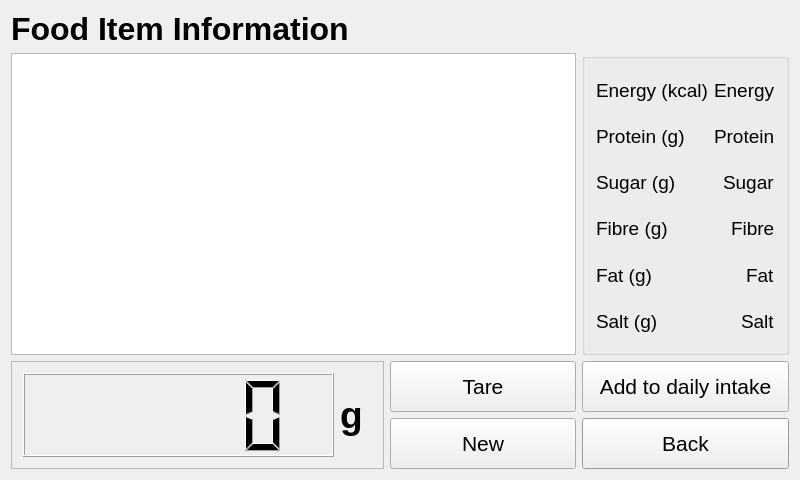
This is v2.1/qt/foodInformation/foodinformation.ui in twschung/IoT-Smart-Scale as Qt 5 draws it before an edit. The edited form follows.
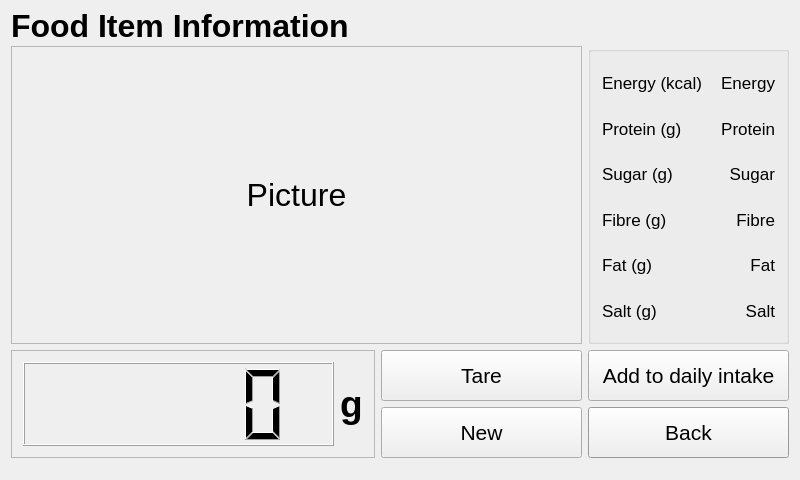
This is the edited form.

The edit to the form file:
```diff
--- a/v2.1/qt/foodInformation/foodinformation.ui
+++ b/v2.1/qt/foodInformation/foodinformation.ui
@@ -18,8 +18,8 @@
   <property name="windowTitle">
    <string>foodInformation</string>
   </property>
-  <layout class="QGridLayout" name="gridLayout">
-   <item row="0" column="0" colspan="2">
+  <layout class="QGridLayout" name="gridLayout_3">
+   <item row="0" column="0">
     <widget class="QLabel" name="lbl_title">
      <property name="minimumSize">
       <size>
@@ -40,236 +40,20 @@
      </property>
     </widget>
    </item>
-   <item row="2" column="0" rowspan="3" colspan="2">
-    <widget class="QFrame" name="frame_lcd">
-     <property name="minimumSize">
-      <size>
-       <width>321</width>
-       <height>101</height>
-      </size>
-     </property>
+   <item row="1" column="0" colspan="2">
+    <widget class="QLabel" name="lbl_foodPic">
      <property name="frameShape">
       <enum>QFrame::StyledPanel</enum>
      </property>
-     <property name="frameShadow">
-      <enum>QFrame::Raised</enum>
-     </property>
-     <layout class="QGridLayout" name="gridLayout_2">
-      <item row="0" column="0">
-       <widget class="QLCDNumber" name="lcd_number">
-        <property name="minimumSize">
-         <size>
-          <width>311</width>
-          <height>81</height>
-         </size>
-        </property>
-       </widget>
-      </item>
-      <item row="0" column="1">
-       <widget class="QLabel" name="lbl_g">
-        <property name="minimumSize">
-         <size>
-          <width>21</width>
-          <height>41</height>
-         </size>
-        </property>
-        <property name="font">
-         <font>
-          <family>Helvetica Neue</family>
-          <pointsize>28</pointsize>
-          <weight>75</weight>
-          <bold>true</bold>
-         </font>
-        </property>
-        <property name="text">
-         <string>g</string>
-        </property>
-       </widget>
-      </item>
-     </layout>
-    </widget>
-   </item>
-   <item row="2" column="2" rowspan="2">
-    <widget class="QPushButton" name="btn_tare">
-     <property name="minimumSize">
-      <size>
-       <width>101</width>
-       <height>51</height>
-      </size>
-     </property>
-     <property name="font">
-      <font>
-       <family>Helvetica Neue</family>
-       <pointsize>16</pointsize>
-      </font>
-     </property>
      <property name="text">
-      <string>Tare</string>
+      <string>Picture</string>
      </property>
-    </widget>
-   </item>
-   <item row="2" column="3" rowspan="2">
-    <widget class="QPushButton" name="btn_addIntake">
-     <property name="minimumSize">
-      <size>
-       <width>161</width>
-       <height>51</height>
-      </size>
+     <property name="alignment">
+      <set>Qt::AlignCenter</set>
      </property>
-     <property name="font">
-      <font>
-       <family>Helvetica Neue</family>
-       <pointsize>16</pointsize>
-      </font>
-     </property>
-     <property name="text">
-      <string>Add to daily intake</string>
-     </property>
     </widget>
    </item>
-   <item row="4" column="2">
-    <widget class="QPushButton" name="btn_new">
-     <property name="minimumSize">
-      <size>
-       <width>101</width>
-       <height>51</height>
-      </size>
-     </property>
-     <property name="font">
-      <font>
-       <family>Helvetica Neue</family>
-       <pointsize>16</pointsize>
-      </font>
-     </property>
-     <property name="text">
-      <string>New</string>
-     </property>
-    </widget>
-   </item>
-   <item row="4" column="3">
-    <widget class="QPushButton" name="btn_back">
-     <property name="minimumSize">
-      <size>
-       <width>161</width>
-       <height>51</height>
-      </size>
-     </property>
-     <property name="palette">
-      <palette>
-       <active>
-        <colorrole role="Light">
-         <brush brushstyle="SolidPattern">
-          <color alpha="255">
-           <red>249</red>
-           <green>249</green>
-           <blue>249</blue>
-          </color>
-         </brush>
-        </colorrole>
-        <colorrole role="Base">
-         <brush brushstyle="SolidPattern">
-          <color alpha="255">
-           <red>255</red>
-           <green>255</green>
-           <blue>255</blue>
-          </color>
-         </brush>
-        </colorrole>
-        <colorrole role="Window">
-         <brush brushstyle="SolidPattern">
-          <color alpha="255">
-           <red>214</red>
-           <green>214</green>
-           <blue>214</blue>
-          </color>
-         </brush>
-        </colorrole>
-       </active>
-       <inactive>
-        <colorrole role="Light">
-         <brush brushstyle="SolidPattern">
-          <color alpha="255">
-           <red>249</red>
-           <green>249</green>
-           <blue>249</blue>
-          </color>
-         </brush>
-        </colorrole>
-        <colorrole role="Base">
-         <brush brushstyle="SolidPattern">
-          <color alpha="255">
-           <red>255</red>
-           <green>255</green>
-           <blue>255</blue>
-          </color>
-         </brush>
-        </colorrole>
-        <colorrole role="Window">
-         <brush brushstyle="SolidPattern">
-          <color alpha="255">
-           <red>214</red>
-           <green>214</green>
-           <blue>214</blue>
-          </color>
-         </brush>
-        </colorrole>
-       </inactive>
-       <disabled>
-        <colorrole role="Light">
-         <brush brushstyle="SolidPattern">
-          <color alpha="255">
-           <red>249</red>
-           <green>249</green>
-           <blue>249</blue>
-          </color>
-         </brush>
-        </colorrole>
-        <colorrole role="Base">
-         <brush brushstyle="SolidPattern">
-          <color alpha="255">
-           <red>214</red>
-           <green>214</green>
-           <blue>214</blue>
-          </color>
-         </brush>
-        </colorrole>
-        <colorrole role="Window">
-         <brush brushstyle="SolidPattern">
-          <color alpha="255">
-           <red>214</red>
-           <green>214</green>
-           <blue>214</blue>
-          </color>
-         </brush>
-        </colorrole>
-       </disabled>
-      </palette>
-     </property>
-     <property name="font">
-      <font>
-       <family>Helvetica Neue</family>
-       <pointsize>16</pointsize>
-      </font>
-     </property>
-     <property name="text">
-      <string>Back</string>
-     </property>
-    </widget>
-   </item>
-   <item row="1" column="0" colspan="3">
-    <widget class="QGraphicsView" name="pic_foodItem">
-     <property name="minimumSize">
-      <size>
-       <width>441</width>
-       <height>271</height>
-      </size>
-     </property>
-     <property name="frameShadow">
-      <enum>QFrame::Raised</enum>
-     </property>
-    </widget>
-   </item>
-   <item row="1" column="3">
+   <item row="1" column="2">
     <widget class="QGroupBox" name="grpBx_nutriInfo">
      <property name="minimumSize">
       <size>
@@ -280,13 +64,19 @@
      <property name="title">
       <string/>
      </property>
-     <layout class="QGridLayout" name="gridLayout_3">
+     <layout class="QGridLayout" name="gridLayout">
       <item row="0" column="0">
        <widget class="QLabel" name="lbl_energy">
+        <property name="minimumSize">
+         <size>
+          <width>91</width>
+          <height>16</height>
+         </size>
+        </property>
         <property name="font">
          <font>
           <family>Helvetica Neue</family>
-          <pointsize>14</pointsize>
+          <pointsize>13</pointsize>
          </font>
         </property>
         <property name="text">
@@ -294,25 +84,34 @@
         </property>
        </widget>
       </item>
-      <item row="0" column="1" alignment="Qt::AlignRight">
+      <item row="0" column="1">
        <widget class="QLabel" name="lbl_evergyVal">
         <property name="font">
          <font>
           <family>Helvetica Neue</family>
-          <pointsize>14</pointsize>
+          <pointsize>13</pointsize>
          </font>
         </property>
         <property name="text">
          <string>Energy</string>
         </property>
+        <property name="alignment">
+         <set>Qt::AlignRight|Qt::AlignTrailing|Qt::AlignVCenter</set>
+        </property>
        </widget>
       </item>
       <item row="1" column="0">
        <widget class="QLabel" name="lbl_protein">
+        <property name="minimumSize">
+         <size>
+          <width>91</width>
+          <height>16</height>
+         </size>
+        </property>
         <property name="font">
          <font>
           <family>Helvetica Neue</family>
-          <pointsize>14</pointsize>
+          <pointsize>13</pointsize>
          </font>
         </property>
         <property name="text">
@@ -320,25 +119,34 @@
         </property>
        </widget>
       </item>
-      <item row="1" column="1" alignment="Qt::AlignRight">
+      <item row="1" column="1">
        <widget class="QLabel" name="lbl_proteinVal">
         <property name="font">
          <font>
           <family>Helvetica Neue</family>
-          <pointsize>14</pointsize>
+          <pointsize>13</pointsize>
          </font>
         </property>
         <property name="text">
          <string>Protein</string>
         </property>
+        <property name="alignment">
+         <set>Qt::AlignRight|Qt::AlignTrailing|Qt::AlignVCenter</set>
+        </property>
        </widget>
       </item>
       <item row="2" column="0">
        <widget class="QLabel" name="lbl_sugar">
+        <property name="minimumSize">
+         <size>
+          <width>91</width>
+          <height>16</height>
+         </size>
+        </property>
         <property name="font">
          <font>
           <family>Helvetica Neue</family>
-          <pointsize>14</pointsize>
+          <pointsize>13</pointsize>
          </font>
         </property>
         <property name="text">
@@ -346,38 +154,34 @@
         </property>
        </widget>
       </item>
-      <item row="4" column="1" alignment="Qt::AlignRight">
-       <widget class="QLabel" name="lbl_fatVal">
-        <property name="font">
-         <font>
-          <family>Helvetica Neue</family>
-          <pointsize>14</pointsize>
-         </font>
-        </property>
-        <property name="text">
-         <string>Fat</string>
-        </property>
-       </widget>
-      </item>
-      <item row="2" column="1" alignment="Qt::AlignRight">
+      <item row="2" column="1">
        <widget class="QLabel" name="lbl_sugarVal">
         <property name="font">
          <font>
           <family>Helvetica Neue</family>
-          <pointsize>14</pointsize>
+          <pointsize>13</pointsize>
          </font>
         </property>
         <property name="text">
          <string>Sugar</string>
         </property>
+        <property name="alignment">
+         <set>Qt::AlignRight|Qt::AlignTrailing|Qt::AlignVCenter</set>
+        </property>
        </widget>
       </item>
       <item row="3" column="0">
        <widget class="QLabel" name="lbl_fibre">
+        <property name="minimumSize">
+         <size>
+          <width>91</width>
+          <height>16</height>
+         </size>
+        </property>
         <property name="font">
          <font>
           <family>Helvetica Neue</family>
-          <pointsize>14</pointsize>
+          <pointsize>13</pointsize>
          </font>
         </property>
         <property name="text">
@@ -385,25 +189,34 @@
         </property>
        </widget>
       </item>
-      <item row="3" column="1" alignment="Qt::AlignRight">
+      <item row="3" column="1">
        <widget class="QLabel" name="lbl_fibreVal">
         <property name="font">
          <font>
           <family>Helvetica Neue</family>
-          <pointsize>14</pointsize>
+          <pointsize>13</pointsize>
          </font>
         </property>
         <property name="text">
          <string>Fibre</string>
         </property>
+        <property name="alignment">
+         <set>Qt::AlignRight|Qt::AlignTrailing|Qt::AlignVCenter</set>
+        </property>
        </widget>
       </item>
       <item row="4" column="0">
        <widget class="QLabel" name="lbl_fat">
+        <property name="minimumSize">
+         <size>
+          <width>91</width>
+          <height>16</height>
+         </size>
+        </property>
         <property name="font">
          <font>
           <family>Helvetica Neue</family>
-          <pointsize>14</pointsize>
+          <pointsize>13</pointsize>
          </font>
         </property>
         <property name="text">
@@ -411,12 +224,34 @@
         </property>
        </widget>
       </item>
+      <item row="4" column="1">
+       <widget class="QLabel" name="lbl_fatVal">
+        <property name="font">
+         <font>
+          <family>Helvetica Neue</family>
+          <pointsize>13</pointsize>
+         </font>
+        </property>
+        <property name="text">
+         <string>Fat</string>
+        </property>
+        <property name="alignment">
+         <set>Qt::AlignRight|Qt::AlignTrailing|Qt::AlignVCenter</set>
+        </property>
+       </widget>
+      </item>
       <item row="5" column="0">
        <widget class="QLabel" name="lbl_salt">
+        <property name="minimumSize">
+         <size>
+          <width>91</width>
+          <height>16</height>
+         </size>
+        </property>
         <property name="font">
          <font>
           <family>Helvetica Neue</family>
-          <pointsize>14</pointsize>
+          <pointsize>13</pointsize>
          </font>
         </property>
         <property name="text">
@@ -424,22 +259,254 @@
         </property>
        </widget>
       </item>
-      <item row="5" column="1" alignment="Qt::AlignRight">
+      <item row="5" column="1">
        <widget class="QLabel" name="lbl_saltVal">
         <property name="font">
          <font>
           <family>Helvetica Neue</family>
-          <pointsize>14</pointsize>
+          <pointsize>13</pointsize>
          </font>
         </property>
         <property name="text">
          <string>Salt</string>
         </property>
+        <property name="alignment">
+         <set>Qt::AlignRight|Qt::AlignTrailing|Qt::AlignVCenter</set>
+        </property>
        </widget>
       </item>
      </layout>
     </widget>
    </item>
+   <item row="2" column="0" rowspan="2">
+    <widget class="QFrame" name="frame_lcd">
+     <property name="minimumSize">
+      <size>
+       <width>321</width>
+       <height>101</height>
+      </size>
+     </property>
+     <property name="frameShape">
+      <enum>QFrame::StyledPanel</enum>
+     </property>
+     <property name="frameShadow">
+      <enum>QFrame::Raised</enum>
+     </property>
+     <layout class="QGridLayout" name="gridLayout_2">
+      <item row="0" column="0">
+       <widget class="QLCDNumber" name="lcd_number">
+        <property name="minimumSize">
+         <size>
+          <width>311</width>
+          <height>81</height>
+         </size>
+        </property>
+       </widget>
+      </item>
+      <item row="0" column="1">
+       <widget class="QLabel" name="lbl_g">
+        <property name="minimumSize">
+         <size>
+          <width>21</width>
+          <height>41</height>
+         </size>
+        </property>
+        <property name="font">
+         <font>
+          <family>Helvetica Neue</family>
+          <pointsize>28</pointsize>
+          <weight>75</weight>
+          <bold>true</bold>
+         </font>
+        </property>
+        <property name="text">
+         <string>g</string>
+        </property>
+       </widget>
+      </item>
+     </layout>
+    </widget>
+   </item>
+   <item row="2" column="1">
+    <widget class="QPushButton" name="btn_tare">
+     <property name="minimumSize">
+      <size>
+       <width>101</width>
+       <height>51</height>
+      </size>
+     </property>
+     <property name="font">
+      <font>
+       <family>Helvetica Neue</family>
+       <pointsize>16</pointsize>
+      </font>
+     </property>
+     <property name="text">
+      <string>Tare</string>
+     </property>
+    </widget>
+   </item>
+   <item row="2" column="2">
+    <widget class="QPushButton" name="btn_addIntake">
+     <property name="minimumSize">
+      <size>
+       <width>161</width>
+       <height>51</height>
+      </size>
+     </property>
+     <property name="font">
+      <font>
+       <family>Helvetica Neue</family>
+       <pointsize>16</pointsize>
+      </font>
+     </property>
+     <property name="text">
+      <string>Add to daily intake</string>
+     </property>
+    </widget>
+   </item>
+   <item row="3" column="1">
+    <widget class="QPushButton" name="btn_new">
+     <property name="minimumSize">
+      <size>
+       <width>101</width>
+       <height>51</height>
+      </size>
+     </property>
+     <property name="font">
+      <font>
+       <family>Helvetica Neue</family>
+       <pointsize>16</pointsize>
+      </font>
+     </property>
+     <property name="text">
+      <string>New</string>
+     </property>
+    </widget>
+   </item>
+   <item row="3" column="2">
+    <widget class="QPushButton" name="btn_back">
+     <property name="minimumSize">
+      <size>
+       <width>161</width>
+       <height>51</height>
+      </size>
+     </property>
+     <property name="palette">
+      <palette>
+       <active>
+        <colorrole role="Light">
+         <brush brushstyle="SolidPattern">
+          <color alpha="255">
+           <red>249</red>
+           <green>249</green>
+           <blue>249</blue>
+          </color>
+         </brush>
+        </colorrole>
+        <colorrole role="Base">
+         <brush brushstyle="SolidPattern">
+          <color alpha="255">
+           <red>255</red>
+           <green>255</green>
+           <blue>255</blue>
+          </color>
+         </brush>
+        </colorrole>
+        <colorrole role="Window">
+         <brush brushstyle="SolidPattern">
+          <color alpha="255">
+           <red>214</red>
+           <green>214</green>
+           <blue>214</blue>
+          </color>
+         </brush>
+        </colorrole>
+       </active>
+       <inactive>
+        <colorrole role="Light">
+         <brush brushstyle="SolidPattern">
+          <color alpha="255">
+           <red>249</red>
+           <green>249</green>
+           <blue>249</blue>
+          </color>
+         </brush>
+        </colorrole>
+        <colorrole role="Base">
+         <brush brushstyle="SolidPattern">
+          <color alpha="255">
+           <red>255</red>
+           <green>255</green>
+           <blue>255</blue>
+          </color>
+         </brush>
+        </colorrole>
+        <colorrole role="Window">
+         <brush brushstyle="SolidPattern">
+          <color alpha="255">
+           <red>214</red>
+           <green>214</green>
+           <blue>214</blue>
+          </color>
+         </brush>
+        </colorrole>
+       </inactive>
+       <disabled>
+        <colorrole role="Light">
+         <brush brushstyle="SolidPattern">
+          <color alpha="255">
+           <red>249</red>
+           <green>249</green>
+           <blue>249</blue>
+          </color>
+         </brush>
+        </colorrole>
+        <colorrole role="Base">
+         <brush brushstyle="SolidPattern">
+          <color alpha="255">
+           <red>214</red>
+           <green>214</green>
+           <blue>214</blue>
+          </color>
+         </brush>
+        </colorrole>
+        <colorrole role="Window">
+         <brush brushstyle="SolidPattern">
+          <color alpha="255">
+           <red>214</red>
+           <green>214</green>
+           <blue>214</blue>
+          </color>
+         </brush>
+        </colorrole>
+       </disabled>
+      </palette>
+     </property>
+     <property name="font">
+      <font>
+       <family>Helvetica Neue</family>
+       <pointsize>16</pointsize>
+      </font>
+     </property>
+     <property name="text">
+      <string>Back</string>
+     </property>
+    </widget>
+   </item>
+   <item row="4" column="0">
+    <spacer name="verticalSpacer">
+     <property name="orientation">
+      <enum>Qt::Vertical</enum>
+     </property>
+     <property name="sizeHint" stdset="0">
+      <size>
+       <width>20</width>
+       <height>17</height>
+      </size>
+     </property>
+    </spacer>
+   </item>
   </layout>
  </widget>
  <layoutdefault spacing="6" margin="11"/>
```
